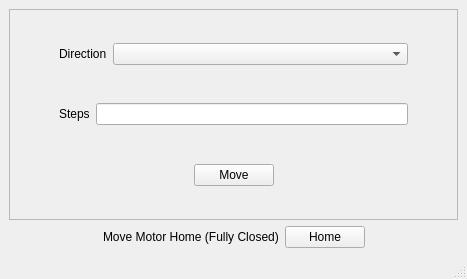
This is mainwindow.ui in kpf5297/DValve as Qt 5 draws it before an edit. The edited form follows.
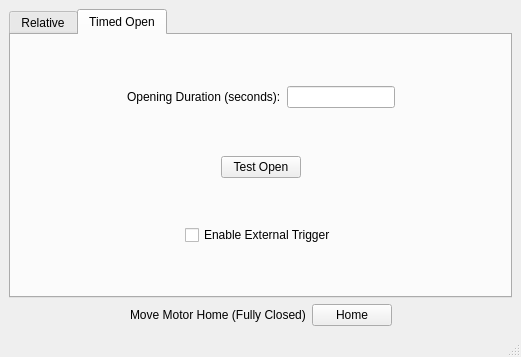
This is the edited form.

```diff
--- a/mainwindow.ui
+++ b/mainwindow.ui
@@ -6,8 +6,8 @@
    <rect>
     <x>0</x>
     <y>0</y>
-    <width>467</width>
-    <height>279</height>
+    <width>521</width>
+    <height>357</height>
    </rect>
   </property>
   <property name="windowTitle">
@@ -16,6 +16,16 @@
   <widget class="QWidget" name="centralwidget">
    <layout class="QVBoxLayout" name="verticalLayout_3">
     <item>
+     <widget class="QTabWidget" name="tabWidget">
+      <property name="currentIndex">
+       <number>1</number>
+      </property>
+      <widget class="QWidget" name="relative_tab">
+       <attribute name="title">
+        <string>Relative</string>
+       </attribute>
+       <layout class="QVBoxLayout" name="verticalLayout_5">
+        <item>
      <widget class="QFrame" name="frame">
       <property name="frameShape">
        <enum>QFrame::StyledPanel</enum>
@@ -203,6 +213,183 @@
       </layout>
      </widget>
     </item>
+       </layout>
+      </widget>
+      <widget class="QWidget" name="timed_open_tab">
+       <attribute name="title">
+        <string>Timed Open</string>
+       </attribute>
+       <layout class="QVBoxLayout" name="verticalLayout_6">
+        <item>
+         <spacer name="verticalSpacer_6">
+          <property name="orientation">
+           <enum>Qt::Vertical</enum>
+          </property>
+          <property name="sizeHint" stdset="0">
+           <size>
+            <width>20</width>
+            <height>21</height>
+           </size>
+          </property>
+         </spacer>
+        </item>
+        <item>
+         <layout class="QHBoxLayout" name="horizontalLayout_4">
+          <item>
+           <spacer name="horizontalSpacer_9">
+            <property name="orientation">
+             <enum>Qt::Horizontal</enum>
+            </property>
+            <property name="sizeHint" stdset="0">
+             <size>
+              <width>40</width>
+              <height>20</height>
+             </size>
+            </property>
+           </spacer>
+          </item>
+          <item>
+           <widget class="QLabel" name="label">
+            <property name="text">
+             <string>&lt;html&gt;&lt;head/&gt;&lt;body&gt;&lt;p&gt;Opening Duration (seconds):&lt;/p&gt;&lt;/body&gt;&lt;/html&gt;</string>
+            </property>
+           </widget>
+          </item>
+          <item>
+           <widget class="QLineEdit" name="open_duration_lineEdit"/>
+          </item>
+          <item>
+           <spacer name="horizontalSpacer_10">
+            <property name="orientation">
+             <enum>Qt::Horizontal</enum>
+            </property>
+            <property name="sizeHint" stdset="0">
+             <size>
+              <width>40</width>
+              <height>20</height>
+             </size>
+            </property>
+           </spacer>
+          </item>
+         </layout>
+        </item>
+        <item>
+         <spacer name="verticalSpacer_7">
+          <property name="orientation">
+           <enum>Qt::Vertical</enum>
+          </property>
+          <property name="sizeHint" stdset="0">
+           <size>
+            <width>20</width>
+            <height>20</height>
+           </size>
+          </property>
+         </spacer>
+        </item>
+        <item>
+         <layout class="QHBoxLayout" name="horizontalLayout_6">
+          <item>
+           <spacer name="horizontalSpacer_11">
+            <property name="orientation">
+             <enum>Qt::Horizontal</enum>
+            </property>
+            <property name="sizeHint" stdset="0">
+             <size>
+              <width>40</width>
+              <height>20</height>
+             </size>
+            </property>
+           </spacer>
+          </item>
+          <item>
+           <widget class="QPushButton" name="open_test_pushButton">
+            <property name="text">
+             <string>Test Open</string>
+            </property>
+           </widget>
+          </item>
+          <item>
+           <spacer name="horizontalSpacer_12">
+            <property name="orientation">
+             <enum>Qt::Horizontal</enum>
+            </property>
+            <property name="sizeHint" stdset="0">
+             <size>
+              <width>40</width>
+              <height>20</height>
+             </size>
+            </property>
+           </spacer>
+          </item>
+         </layout>
+        </item>
+        <item>
+         <spacer name="verticalSpacer_5">
+          <property name="orientation">
+           <enum>Qt::Vertical</enum>
+          </property>
+          <property name="sizeHint" stdset="0">
+           <size>
+            <width>20</width>
+            <height>40</height>
+           </size>
+          </property>
+         </spacer>
+        </item>
+        <item>
+         <layout class="QHBoxLayout" name="horizontalLayout_7">
+          <item>
+           <spacer name="horizontalSpacer_13">
+            <property name="orientation">
+             <enum>Qt::Horizontal</enum>
+            </property>
+            <property name="sizeHint" stdset="0">
+             <size>
+              <width>40</width>
+              <height>20</height>
+             </size>
+            </property>
+           </spacer>
+          </item>
+          <item>
+           <widget class="QCheckBox" name="open_triggered_checkBox">
+            <property name="text">
+             <string>Enable External Trigger</string>
+            </property>
+           </widget>
+          </item>
+          <item>
+           <spacer name="horizontalSpacer_14">
+            <property name="orientation">
+             <enum>Qt::Horizontal</enum>
+            </property>
+            <property name="sizeHint" stdset="0">
+             <size>
+              <width>40</width>
+              <height>20</height>
+             </size>
+            </property>
+           </spacer>
+          </item>
+         </layout>
+        </item>
+        <item>
+         <spacer name="verticalSpacer_8">
+          <property name="orientation">
+           <enum>Qt::Vertical</enum>
+          </property>
+          <property name="sizeHint" stdset="0">
+           <size>
+            <width>20</width>
+            <height>21</height>
+           </size>
+          </property>
+         </spacer>
+        </item>
+       </layout>
+      </widget>
+     </widget>
+    </item>
     <item>
      <layout class="QVBoxLayout" name="verticalLayout">
       <item>
```
Left out of the diff: 44 changed lines with no effect on the pictures. Lines whose indentation alone changed are shown as unchanged.
